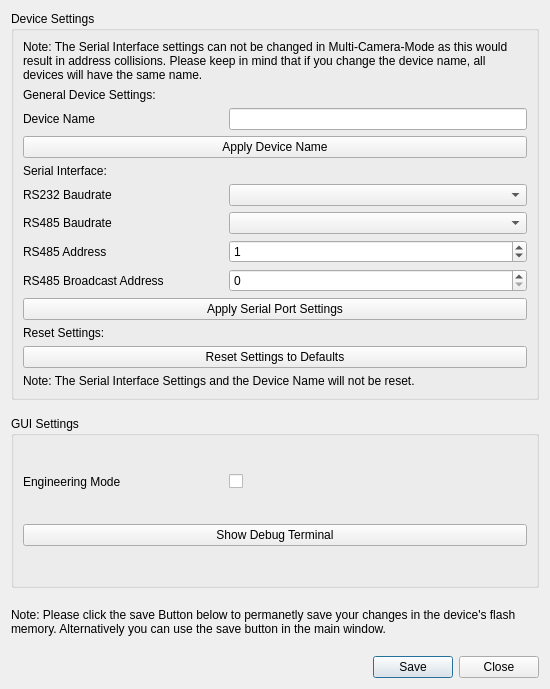
Before: the Qt Designer form dct_widgets/settingsdialog/settingsdialog.ui in KAYA-Instruments/SDI-Control-Point, drawn with Qt 5.
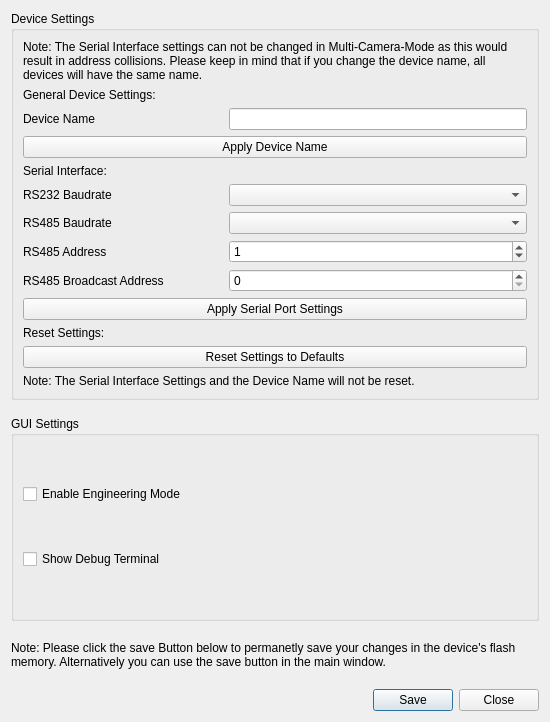
After: the same form once the commit is applied. Icons and pictures are not drawn.

Commit message:
The Debug Terminal is now handled as a dock widget
- The Debug Terminal is now docked to the main window for a cleaner
  look and easier handling
- Still needs some testing / tweaking under windows to work as intended

```diff
--- a/dct_widgets/settingsdialog/settingsdialog.ui
+++ b/dct_widgets/settingsdialog/settingsdialog.ui
@@ -7,7 +7,7 @@
     <x>0</x>
     <y>0</y>
     <width>550</width>
-    <height>689</height>
+    <height>722</height>
    </rect>
   </property>
   <property name="sizePolicy">
@@ -319,8 +319,6 @@
      </property>
      <layout class="QVBoxLayout" name="verticalLayout_2">
       <item>
-       <layout class="QGridLayout" name="gridLayout">
-        <item row="0" column="1">
          <widget class="QCheckBox" name="cbxEngineeringMode">
           <property name="sizePolicy">
            <sizepolicy hsizetype="Expanding" vsizetype="Fixed">
@@ -329,33 +327,12 @@
            </sizepolicy>
           </property>
           <property name="text">
-           <string/>
-          </property>
-         </widget>
-        </item>
-        <item row="0" column="0">
-         <widget class="QLabel" name="lblEngineeringMode">
-          <property name="minimumSize">
-           <size>
-            <width>200</width>
-            <height>0</height>
-           </size>
-          </property>
-          <property name="maximumSize">
-           <size>
-            <width>16777215</width>
-            <height>16777215</height>
-           </size>
-          </property>
-          <property name="text">
-           <string>Engineering Mode</string>
-          </property>
-         </widget>
-        </item>
-       </layout>
+         <string>Enable Engineering Mode</string>
+        </property>
+       </widget>
       </item>
       <item>
-       <widget class="QPushButton" name="btnShowDebugTerminal">
+       <widget class="QCheckBox" name="cbxDebugTerminal">
         <property name="text">
          <string>Show Debug Terminal</string>
         </property>
```
Lines whose indentation alone changed are shown as unchanged. The commit also changes 7 other files.
